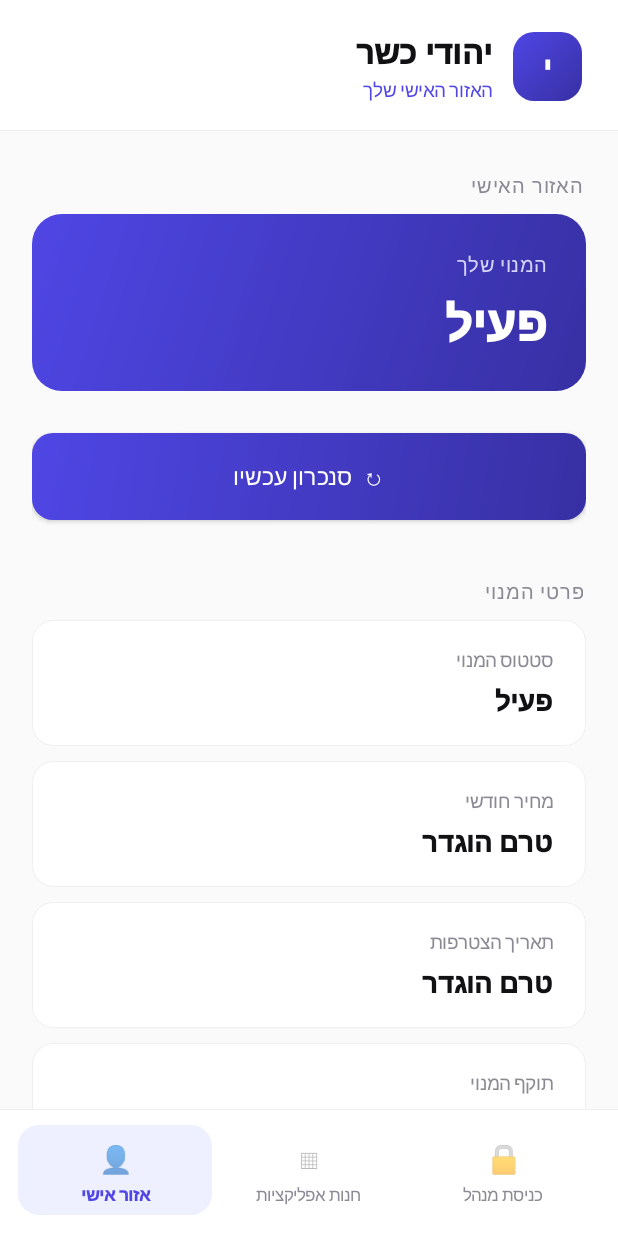
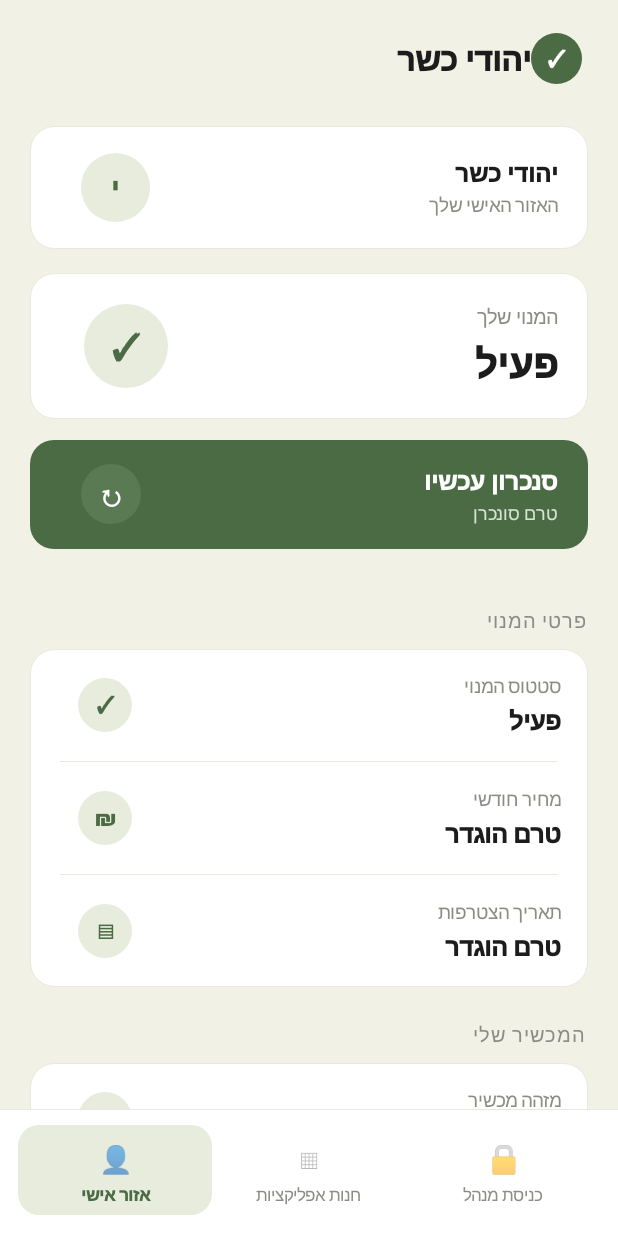
Before and after one commit to 05484ym-max/android-mdm-system, an Android app: the CustomerActivity screen opened directly, with no data from a screen before it, after a tap on an icon or button, on a phone screen of 412 x 824 dp. Run offline under Robolectric (Android 15) with nearby library versions, the phone set to English and light mode, and no system bars.

Commit message:
Redesign to match warm cream/forest-green reference mockup
- New palette: cream background, forest green accent, pale-sage icon badges
- Identity card (avatar circle + brand + contextual subtitle) at the top of each screen
- Status card with a large checkmark badge, matching the reference's hero card
- Sync button restyled as a green card with an icon badge and a persisted 'last synced' timestamp (Config.lastSyncAt)
- Subscription/device fields consolidated into single bordered cards with icon-badged rows and dividers, instead of one card per field
- Same palette applied to the admin screen and app store screen for consistency

Co-Authored-By: Claude Sonnet 5 <noreply@anthropic.com>
Claude-Session: https://claude.ai/code/session_01XLUnXRdGJWvS23VSUeCoDB

```diff
--- a/dpc-app/app/src/main/java/org/mdmopen/dpc/AppStoreActivity.kt
+++ b/dpc-app/app/src/main/java/org/mdmopen/dpc/AppStoreActivity.kt
@@ -29,11 +29,11 @@ class AppStoreActivity : Activity() {
         StoreApp("Gmail", "com.google.android.gm", "דואר אלקטרוני מבית Google")
     )
 
-    private val BG = "#F5F7FA"
+    private val BG = "#F2F1E6"
     private val CARD = "#FFFFFF"
-    private val TEXT = "#1A1A1A"
-    private val MUTED = "#888888"
-    private val GOLD = "#8B7A4A"
+    private val TEXT = "#1C1C1C"
+    private val MUTED = "#8C8C86"
+    private val GOLD = "#4B6B45"
 
     override fun onCreate(savedInstanceState: Bundle?) {
         super.onCreate(savedInstanceState)
--- a/dpc-app/app/src/main/java/org/mdmopen/dpc/Config.kt
+++ b/dpc-app/app/src/main/java/org/mdmopen/dpc/Config.kt
@@ -16,6 +16,7 @@ object Config {
     private const val KEY_ADMIN_PIN = "admin_pin_sha256"
     private const val KEY_PENDING_ENROLL = "pending_enrollment_token"
     private const val KEY_PUSH_TOKEN = "push_token"
+    private const val KEY_LAST_SYNC_AT = "last_sync_at"
 
     const val DEFAULT_SYNC_MINUTES = 60
 
@@ -73,6 +74,14 @@ object Config {
         prefs(context).edit().putString(KEY_PUSH_TOKEN, token).apply()
     }
 
+    /** Epoch millis of the last successful sync, for the "last updated" label. */
+    fun lastSyncAt(context: Context): Long =
+        prefs(context).getLong(KEY_LAST_SYNC_AT, 0L)
+
+    fun setLastSyncNow(context: Context) {
+        prefs(context).edit().putLong(KEY_LAST_SYNC_AT, System.currentTimeMillis()).apply()
+    }
+
     /** Enrolment code handed over by the QR code, consumed once at provisioning. */
     fun pendingEnrollmentToken(context: Context): String? =
         prefs(context).getString(KEY_PENDING_ENROLL, null)
--- a/dpc-app/app/src/main/java/org/mdmopen/dpc/CustomerActivity.kt
+++ b/dpc-app/app/src/main/java/org/mdmopen/dpc/CustomerActivity.kt
@@ -23,18 +23,17 @@ class CustomerActivity : Activity() {
     private data class NavItem(val container: LinearLayout, val icon: TextView, val label: TextView)
 
     private lateinit var contentArea: LinearLayout
-    private lateinit var topSubtitle: TextView
     private lateinit var personalNavItem: NavItem
     private lateinit var storeNavItem: NavItem
 
-    private val BG = "#FAFAFA"
+    private val BG = "#F2F1E6"
     private val CARD = "#FFFFFF"
-    private val BORDER = "#EFEFF2"
-    private val TEXT = "#111114"
-    private val MUTED = "#8A8A94"
-    private val ACCENT = "#4F46E5"
-    private val ACCENT_DEEP = "#3730A3"
-    private val ACCENT_TINT = "#EEF0FF"
+    private val BORDER = "#EAE8DC"
+    private val TEXT = "#1C1C1C"
+    private val MUTED = "#8C8C86"
+    private val ACCENT = "#4B6B45"
+    private val ACCENT_BADGE = "#5A7A54"
+    private val ACCENT_TINT = "#E7ECDD"
 
     private val heavyFont = Typeface.create("sans-serif-black", Typeface.NORMAL)
     private val mediumFont = Typeface.create("sans-serif-medium", Typeface.NORMAL)
@@ -54,64 +53,37 @@ class CustomerActivity : Activity() {
         page.addView(LinearLayout(this).apply {
             orientation = LinearLayout.HORIZONTAL
             gravity = Gravity.CENTER_VERTICAL
-            setBackgroundColor(Color.parseColor(CARD))
-            setPadding(dp(24), dp(20), dp(24), dp(18))
+            setPadding(dp(24), dp(22), dp(24), dp(14))
 
-            addView(LinearLayout(this@CustomerActivity).apply {
-                orientation = LinearLayout.VERTICAL
-                gravity = Gravity.RIGHT
             addView(TextView(this@CustomerActivity).apply {
                 text = "יהודי כשר"
                 textSize = 21f
                 typeface = heavyFont
-                    letterSpacing = 0.01f
                 setTextColor(Color.parseColor(TEXT))
                 gravity = Gravity.RIGHT
-                })
-                topSubtitle = TextView(this@CustomerActivity).apply {
-                    text = "חנות האפליקציות"
-                    textSize = 12.5f
-                    typeface = mediumFont
-                    setTextColor(Color.parseColor(ACCENT))
-                    gravity = Gravity.RIGHT
-                    setPadding(0, dp(3), 0, 0)
-                }
-                addView(topSubtitle)
             }, LinearLayout.LayoutParams(0, ViewGroup.LayoutParams.WRAP_CONTENT, 1f))
 
             addView(TextView(this@CustomerActivity).apply {
-                text = "י"
-                textSize = 19f
+                text = "✓"
+                textSize = 15f
                 typeface = heavyFont
                 setTextColor(Color.WHITE)
                 gravity = Gravity.CENTER
-                background = gradientBackground(dp(14).toFloat())
-                layoutParams = LinearLayout.LayoutParams(dp(46), dp(46)).apply {
-                    marginStart = dp(14)
-                }
+                background = flatCircle(ACCENT)
+                layoutParams = LinearLayout.LayoutParams(dp(34), dp(34))
             })
         })
 
-        page.addView(View(this).apply {
-            setBackgroundColor(Color.parseColor(BORDER))
-        }, LinearLayout.LayoutParams(ViewGroup.LayoutParams.MATCH_PARENT, dp(1)))
-
         contentArea = LinearLayout(this).apply {
             orientation = LinearLayout.VERTICAL
-            setPadding(32, 10, 32, 24)
+            setPadding(dp(20), dp(4), dp(20), dp(24))
         }
 
-        val scroll = ScrollView(this).apply {
-            addView(contentArea)
-        }
+        val scroll = ScrollView(this).apply { addView(contentArea) }
 
         page.addView(
             scroll,
-            LinearLayout.LayoutParams(
-                ViewGroup.LayoutParams.MATCH_PARENT,
-                0,
-                1f
-            )
+            LinearLayout.LayoutParams(ViewGroup.LayoutParams.MATCH_PARENT, 0, 1f)
         )
 
         page.addView(buildBottomBar())
@@ -158,11 +130,7 @@ class CustomerActivity : Activity() {
         return bar
     }
 
-    private fun navButton(
-        icon: String,
-        label: String,
-        action: () -> Unit
-    ): NavItem {
+    private fun navButton(icon: String, label: String, action: () -> Unit): NavItem {
         val iconView = TextView(this).apply {
             text = icon
             textSize = 18f
@@ -176,20 +144,16 @@ class CustomerActivity : Activity() {
             gravity = Gravity.CENTER
             setPadding(0, dp(4), 0, 0)
         }
-
         val container = LinearLayout(this).apply {
             orientation = LinearLayout.VERTICAL
             gravity = Gravity.CENTER
-            setPadding(dp(4), dp(10), dp(4), dp(6))
+            setPadding(dp(10), dp(10), dp(10), dp(6))
             isClickable = true
             isFocusable = true
-
             addView(iconView)
             addView(labelView)
-
             setOnClickListener { action() }
         }
-
         return NavItem(container, iconView, labelView)
     }
 
@@ -200,34 +164,21 @@ class CustomerActivity : Activity() {
             item.label.typeface = if (isActive) heavyFont else mediumFont
             item.label.setTextColor(Color.parseColor(if (isActive) ACCENT else MUTED))
             item.container.background =
-                if (isActive) roundedTint(ACCENT_TINT, dp(14).toFloat()) else null
+                if (isActive) flatRounded(ACCENT_TINT, dp(14).toFloat()) else null
         }
     }
 
-    private fun roundedTint(color: String, radius: Float): GradientDrawable {
-        return GradientDrawable().apply {
-            setColor(Color.parseColor(color))
-            cornerRadius = radius
-        }
-    }
-
-
     private fun showAppStore() {
-        topSubtitle.text = "חנות האפליקציות"
         setActiveNav(storeNavItem)
         contentArea.removeAllViews()
 
+        contentArea.addView(identityCard("חנות האפליקציות שלך"))
+        contentArea.addView(sectionTitle("חנות האפליקציות"))
         contentArea.addView(
-            sectionTitle("חנות האפליקציות")
-        )
-
-        contentArea.addView(
-            infoCard(
-                "חנות יהודי כשר",
-                "כאן יוצגו האפליקציות המאושרות למכשיר"
+            infoRowCard(
+                listOf(Triple("◆", "חנות יהודי כשר", "כאן יוצגו האפליקציות המאושרות למכשיר"))
             )
         )
-
         contentArea.addView(primaryButton("פתיחת חנות האפליקציות") {
             startActivity(Intent(this@CustomerActivity, AppStoreActivity::class.java))
         })
@@ -289,44 +240,188 @@ class CustomerActivity : Activity() {
     }
 
     private fun showPersonalArea() {
-        topSubtitle.text = "האזור האישי שלך"
         setActiveNav(personalNavItem)
         contentArea.removeAllViews()
 
-        contentArea.addView(sectionTitle("האזור האישי"))
+        contentArea.addView(identityCard("האזור האישי שלך"))
         contentArea.addView(statusCard())
+        contentArea.addView(syncButton())
 
+        contentArea.addView(sectionTitle("פרטי המנוי"))
         contentArea.addView(
-            Button(this).apply {
-                text = "↻  סנכרון עכשיו"
-                textSize = 15f
-                isAllCaps = false
-                typeface = mediumFont
-                letterSpacing = 0.01f
-                setTextColor(Color.WHITE)
-                background = gradientBackground(dp(14).toFloat())
-                setPadding(18, 14, 18, 14)
+            infoRowCard(
+                listOf(
+                    Triple("✓", "סטטוס המנוי", "פעיל"),
+                    Triple("₪", "מחיר חודשי", "טרם הוגדר"),
+                    Triple("▤", "תאריך הצטרפות", "טרם הוגדר"),
+                )
+            )
+        )
 
+        contentArea.addView(sectionTitle("המכשיר שלי"))
+        contentArea.addView(
+            infoRowCard(
+                listOf(Triple("#", "מזהה מכשיר", Config.deviceId(this).take(12) + "..."))
+            )
+        )
+    }
+
+    private fun identityCard(subtitle: String): LinearLayout {
+        return LinearLayout(this).apply {
+            orientation = LinearLayout.HORIZONTAL
+            gravity = Gravity.CENTER_VERTICAL
+            setPadding(dp(20), dp(18), dp(20), dp(18))
+            background = roundedCardWithBorder()
             layoutParams = LinearLayout.LayoutParams(
                 ViewGroup.LayoutParams.MATCH_PARENT,
-                    dp(58)
-                ).apply {
-                    setMargins(0, dp(8), 0, dp(18))
+                ViewGroup.LayoutParams.WRAP_CONTENT
+            ).apply { setMargins(0, dp(10), 0, dp(16)) }
+
+            addView(TextView(this@CustomerActivity).apply {
+                text = "י"
+                textSize = 18f
+                typeface = heavyFont
+                setTextColor(Color.parseColor(ACCENT))
+                gravity = Gravity.CENTER
+                background = flatCircle(ACCENT_TINT)
+                layoutParams = LinearLayout.LayoutParams(dp(46), dp(46)).apply {
+                    marginStart = dp(14)
+                }
+            })
+
+            addView(LinearLayout(this@CustomerActivity).apply {
+                orientation = LinearLayout.VERTICAL
+                gravity = Gravity.RIGHT
+                addView(TextView(this@CustomerActivity).apply {
+                    text = "יהודי כשר"
+                    textSize = 16f
+                    typeface = heavyFont
+                    setTextColor(Color.parseColor(TEXT))
+                    gravity = Gravity.RIGHT
+                })
+                addView(TextView(this@CustomerActivity).apply {
+                    text = subtitle
+                    textSize = 12.5f
+                    typeface = mediumFont
+                    setTextColor(Color.parseColor(MUTED))
+                    gravity = Gravity.RIGHT
+                    setPadding(0, dp(2), 0, 0)
+                })
+            }, LinearLayout.LayoutParams(0, ViewGroup.LayoutParams.WRAP_CONTENT, 1f))
+        }
     }
 
+    private fun statusCard(): LinearLayout {
+        return LinearLayout(this).apply {
+            orientation = LinearLayout.HORIZONTAL
+            gravity = Gravity.CENTER_VERTICAL
+            setPadding(dp(20), dp(20), dp(20), dp(20))
+            background = roundedCardWithBorder()
+            layoutParams = LinearLayout.LayoutParams(
+                ViewGroup.LayoutParams.MATCH_PARENT,
+                ViewGroup.LayoutParams.WRAP_CONTENT
+            ).apply { setMargins(0, 0, 0, dp(14)) }
+
+            addView(TextView(this@CustomerActivity).apply {
+                text = "✓"
+                textSize = 24f
+                typeface = heavyFont
+                setTextColor(Color.parseColor(ACCENT))
+                gravity = Gravity.CENTER
+                background = flatCircle(ACCENT_TINT)
+                layoutParams = LinearLayout.LayoutParams(dp(56), dp(56)).apply {
+                    marginStart = dp(16)
+                }
+            })
+
+            addView(LinearLayout(this@CustomerActivity).apply {
+                orientation = LinearLayout.VERTICAL
+                gravity = Gravity.RIGHT
+                addView(TextView(this@CustomerActivity).apply {
+                    text = "המנוי שלך"
+                    textSize = 13f
+                    typeface = mediumFont
+                    setTextColor(Color.parseColor(MUTED))
+                    gravity = Gravity.RIGHT
+                })
+                addView(TextView(this@CustomerActivity).apply {
+                    text = "פעיל"
+                    textSize = 26f
+                    typeface = heavyFont
+                    setTextColor(Color.parseColor(TEXT))
+                    gravity = Gravity.RIGHT
+                    setPadding(0, dp(4), 0, 0)
+                })
+            }, LinearLayout.LayoutParams(0, ViewGroup.LayoutParams.WRAP_CONTENT, 1f))
+        }
+    }
+
+    private fun syncButton(): LinearLayout {
+        lateinit var titleView: TextView
+        lateinit var subtitleView: TextView
+
+        val button = LinearLayout(this)
+        button.apply {
+            orientation = LinearLayout.HORIZONTAL
+            gravity = Gravity.CENTER_VERTICAL
+            setPadding(dp(20), dp(16), dp(20), dp(16))
+            background = flatRounded(ACCENT, dp(16).toFloat())
+            isClickable = true
+            isFocusable = true
+            layoutParams = LinearLayout.LayoutParams(
+                ViewGroup.LayoutParams.MATCH_PARENT,
+                ViewGroup.LayoutParams.WRAP_CONTENT
+            ).apply { setMargins(0, 0, 0, dp(20)) }
+
+            addView(TextView(this@CustomerActivity).apply {
+                text = "↻"
+                textSize = 20f
+                typeface = heavyFont
+                setTextColor(Color.WHITE)
+                gravity = Gravity.CENTER
+                background = flatCircle(ACCENT_BADGE)
+                layoutParams = LinearLayout.LayoutParams(dp(40), dp(40)).apply {
+                    marginStart = dp(14)
+                }
+            })
+
+            addView(LinearLayout(this@CustomerActivity).apply {
+                orientation = LinearLayout.VERTICAL
+                gravity = Gravity.RIGHT
+
+                titleView = TextView(this@CustomerActivity).apply {
+                    text = "סנכרון עכשיו"
+                    textSize = 16f
+                    typeface = heavyFont
+                    setTextColor(Color.WHITE)
+                    gravity = Gravity.RIGHT
+                }
+                addView(titleView)
+
+                subtitleView = TextView(this@CustomerActivity).apply {
+                    text = lastSyncLabel()
+                    textSize = 12f
+                    typeface = mediumFont
+                    setTextColor(Color.parseColor("#D6E3D2"))
+                    gravity = Gravity.RIGHT
+                    setPadding(0, dp(2), 0, 0)
+                }
+                addView(subtitleView)
+            }, LinearLayout.LayoutParams(0, ViewGroup.LayoutParams.WRAP_CONTENT, 1f))
+
             setOnClickListener {
-                    isEnabled = false
-                    text = "מסנכרן..."
+                isClickable = false
+                titleView.text = "מסנכרן..."
 
                 Thread {
                     try {
-                            val result = PolicySync.run(applicationContext)
-
-                            // Also check whether a newer APK exists.
+                        PolicySync.run(applicationContext)
                         AutoUpdater.check(applicationContext)
+                        Config.setLastSyncNow(applicationContext)
 
                         runOnUiThread {
-                                text = "✓ הסנכרון הושלם"
+                            titleView.text = "✓ הסתיים"
+                            subtitleView.text = lastSyncLabel()
                             Toast.makeText(
                                 this@CustomerActivity,
                                 "המכשיר סונכרן בהצלחה",
@@ -334,16 +429,14 @@ class CustomerActivity : Activity() {
                             ).show()
 
                             postDelayed({
-                                    text = "↻  סנכרון עכשיו"
-                                    isEnabled = true
+                                titleView.text = "סנכרון עכשיו"
+                                isClickable = true
                             }, 1800)
                         }
-
                     } catch (e: Exception) {
                         runOnUiThread {
-                                text = "↻  נסה שוב"
-                                isEnabled = true
-
+                            titleView.text = "נסה שוב"
+                            isClickable = true
                             Toast.makeText(
                                 this@CustomerActivity,
                                 "הסנכרון נכשל",
@@ -354,55 +447,18 @@ class CustomerActivity : Activity() {
                 }.start()
             }
         }
-        )
 
-        contentArea.addView(sectionTitle("פרטי המנוי"))
-
-        contentArea.addView(infoCard("סטטוס המנוי", "פעיל"))
-        contentArea.addView(infoCard("מחיר חודשי", "טרם הוגדר"))
-        contentArea.addView(infoCard("תאריך הצטרפות", "טרם הוגדר"))
-        contentArea.addView(infoCard("תוקף המנוי", "טרם הוגדר"))
-
-        contentArea.addView(sectionTitle("המכשיר שלי"))
-
-        contentArea.addView(
-            infoCard(
-                "מזהה מכשיר",
-                Config.deviceId(this).take(12) + "..."
-            )
-        )
+        return button
     }
 
-    private fun statusCard(): LinearLayout {
-        return LinearLayout(this).apply {
-            orientation = LinearLayout.VERTICAL
-            setPadding(dp(26), dp(24), dp(26), dp(24))
-            background = gradientBackground(dp(20).toFloat())
-
-            val lp = LinearLayout.LayoutParams(
-                ViewGroup.LayoutParams.MATCH_PARENT,
-                ViewGroup.LayoutParams.WRAP_CONTENT
-            )
-            lp.setMargins(0, 0, 0, dp(20))
-            layoutParams = lp
-
-            addView(TextView(this@CustomerActivity).apply {
-                text = "המנוי שלך"
-                textSize = 13.5f
-                typeface = mediumFont
-                letterSpacing = 0.02f
-                setTextColor(Color.parseColor("#D8D5FB"))
-                gravity = Gravity.RIGHT
-            })
-
-            addView(TextView(this@CustomerActivity).apply {
-                text = "פעיל"
-                textSize = 32f
-                typeface = heavyFont
-                setTextColor(Color.WHITE)
-                gravity = Gravity.RIGHT
-                setPadding(0, dp(8), 0, 0)
-            })
+    private fun lastSyncLabel(): String {
+        val last = Config.lastSyncAt(this)
+        if (last == 0L) return "טרם סונכרן"
+        val minutes = ((System.currentTimeMillis() - last) / 60000).toInt()
+        return when {
+            minutes < 1 -> "עדכון אחרון: הרגע"
+            minutes < 60 -> "עדכון אחרון: לפני $minutes דקות"
+            else -> "עדכון אחרון: לפני ${minutes / 60} שעות"
         }
     }
 
@@ -414,23 +470,55 @@ class CustomerActivity : Activity() {
             letterSpacing = 0.04f
             setTextColor(Color.parseColor(MUTED))
             gravity = Gravity.RIGHT
-            setPadding(dp(2), dp(20), dp(2), dp(10))
+            setPadding(dp(2), dp(18), dp(2), dp(10))
         }
     }
 
-    private fun infoCard(label: String, value: String): LinearLayout {
+    /** Icon, label, value triples rendered as rows inside one shared card. */
+    private fun infoRowCard(rows: List<Triple<String, String, String>>): LinearLayout {
         return LinearLayout(this).apply {
             orientation = LinearLayout.VERTICAL
-            setPadding(dp(22), dp(18), dp(22), dp(18))
             background = roundedCardWithBorder()
-
-            val lp = LinearLayout.LayoutParams(
+            layoutParams = LinearLayout.LayoutParams(
                 ViewGroup.LayoutParams.MATCH_PARENT,
                 ViewGroup.LayoutParams.WRAP_CONTENT
-            )
-            lp.setMargins(0, 0, 0, dp(10))
-            layoutParams = lp
+            ).apply { setMargins(0, 0, 0, dp(4)) }
 
+            rows.forEachIndexed { index, (icon, label, value) ->
+                addView(infoRow(icon, label, value))
+                if (index < rows.size - 1) {
+                    addView(View(this@CustomerActivity).apply {
+                        setBackgroundColor(Color.parseColor(BORDER))
+                    }, LinearLayout.LayoutParams(ViewGroup.LayoutParams.MATCH_PARENT, dp(1)).apply {
+                        marginStart = dp(20)
+                        marginEnd = dp(20)
+                    })
+                }
+            }
+        }
+    }
+
+    private fun infoRow(icon: String, label: String, value: String): LinearLayout {
+        return LinearLayout(this).apply {
+            orientation = LinearLayout.HORIZONTAL
+            gravity = Gravity.CENTER_VERTICAL
+            setPadding(dp(18), dp(16), dp(18), dp(16))
+
+            addView(TextView(this@CustomerActivity).apply {
+                text = icon
+                textSize = 15f
+                typeface = heavyFont
+                setTextColor(Color.parseColor(ACCENT))
+                gravity = Gravity.CENTER
+                background = flatCircle(ACCENT_TINT)
+                layoutParams = LinearLayout.LayoutParams(dp(36), dp(36)).apply {
+                    marginStart = dp(14)
+                }
+            })
+
+            addView(LinearLayout(this@CustomerActivity).apply {
+                orientation = LinearLayout.VERTICAL
+                gravity = Gravity.RIGHT
                 addView(TextView(this@CustomerActivity).apply {
                     text = label
                     textSize = 12.5f
@@ -438,15 +526,15 @@ class CustomerActivity : Activity() {
                     setTextColor(Color.parseColor(MUTED))
                     gravity = Gravity.RIGHT
                 })
-
                 addView(TextView(this@CustomerActivity).apply {
                     text = value
-                textSize = 18f
+                    textSize = 16.5f
                     typeface = heavyFont
                     setTextColor(Color.parseColor(TEXT))
                     gravity = Gravity.RIGHT
-                setPadding(0, dp(6), 0, 0)
+                    setPadding(0, dp(3), 0, 0)
                 })
+            }, LinearLayout.LayoutParams(0, ViewGroup.LayoutParams.WRAP_CONTENT, 1f))
         }
     }
 
@@ -456,23 +544,27 @@ class CustomerActivity : Activity() {
             textSize = 15f
             isAllCaps = false
             typeface = mediumFont
-            letterSpacing = 0.01f
             setTextColor(Color.WHITE)
-            background = gradientBackground(dp(14).toFloat())
+            background = flatRounded(ACCENT, dp(14).toFloat())
             setPadding(dp(18), dp(14), dp(18), dp(14))
             layoutParams = LinearLayout.LayoutParams(
                 ViewGroup.LayoutParams.MATCH_PARENT,
-                dp(58)
-            ).apply { setMargins(0, dp(6), 0, 0) }
+                dp(56)
+            ).apply { setMargins(0, dp(4), 0, 0) }
             setOnClickListener { onClick() }
         }
     }
 
-    private fun gradientBackground(radius: Float): GradientDrawable {
-        return GradientDrawable(
-            GradientDrawable.Orientation.TL_BR,
-            intArrayOf(Color.parseColor(ACCENT), Color.parseColor(ACCENT_DEEP))
-        ).apply {
+    private fun flatCircle(color: String): GradientDrawable {
+        return GradientDrawable().apply {
+            shape = GradientDrawable.OVAL
+            setColor(Color.parseColor(color))
+        }
+    }
+
+    private fun flatRounded(color: String, radius: Float): GradientDrawable {
+        return GradientDrawable().apply {
+            setColor(Color.parseColor(color))
             cornerRadius = radius
         }
     }
@@ -481,7 +573,7 @@ class CustomerActivity : Activity() {
         return GradientDrawable().apply {
             setColor(Color.parseColor(CARD))
             setStroke(dp(1), Color.parseColor(BORDER))
-            cornerRadius = dp(14).toFloat()
+            cornerRadius = dp(16).toFloat()
         }
     }
 
--- a/dpc-app/app/src/main/java/org/mdmopen/dpc/Theme.kt
+++ b/dpc-app/app/src/main/java/org/mdmopen/dpc/Theme.kt
@@ -1,11 +1,11 @@
 package org.mdmopen.dpc
 
 internal const val HEADER = "#FFFFFF"
-internal const val BG = "#FAFAFA"
+internal const val BG = "#F2F1E6"
 internal const val CARD = "#FFFFFF"
-internal const val GOLD = "#4F46E5"
-internal const val GOLD_SOFT = "#4F46E5"
-internal const val TEXT = "#111114"
-internal const val DIM = "#8A8A94"
-internal const val OK = "#16A34A"
-internal const val BAD = "#DC2626"
+internal const val GOLD = "#4B6B45"
+internal const val GOLD_SOFT = "#4B6B45"
+internal const val TEXT = "#1C1C1C"
+internal const val DIM = "#8C8C86"
+internal const val OK = "#4B6B45"
+internal const val BAD = "#B3432C"
```
Lines whose indentation alone changed are shown as unchanged.
